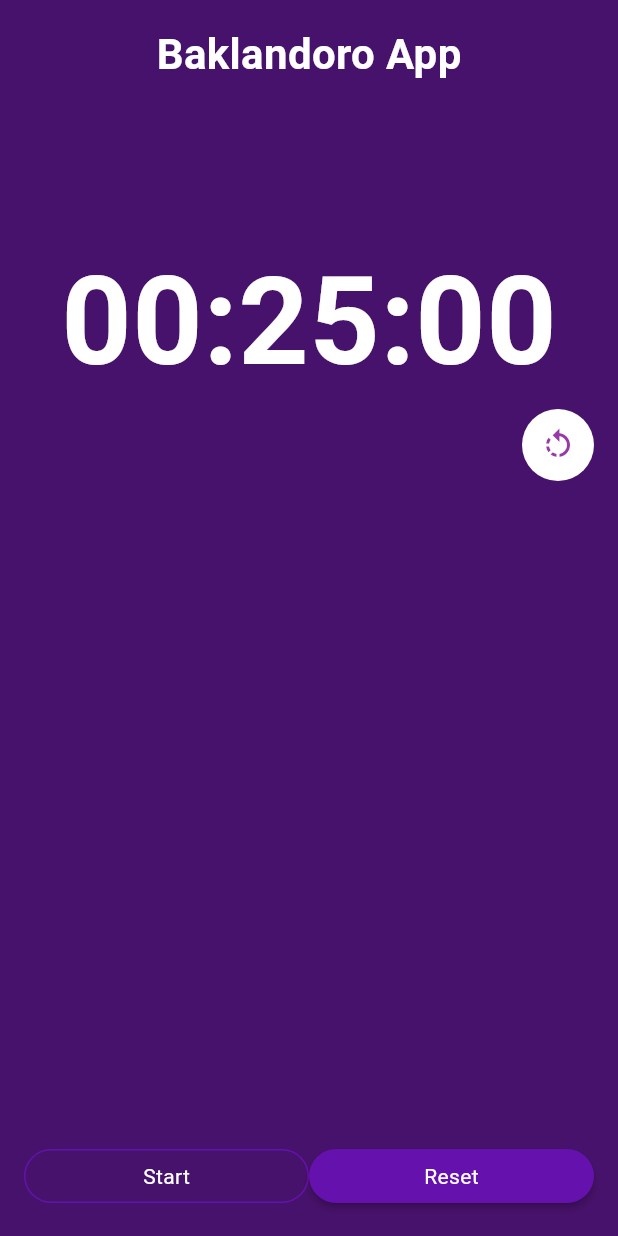
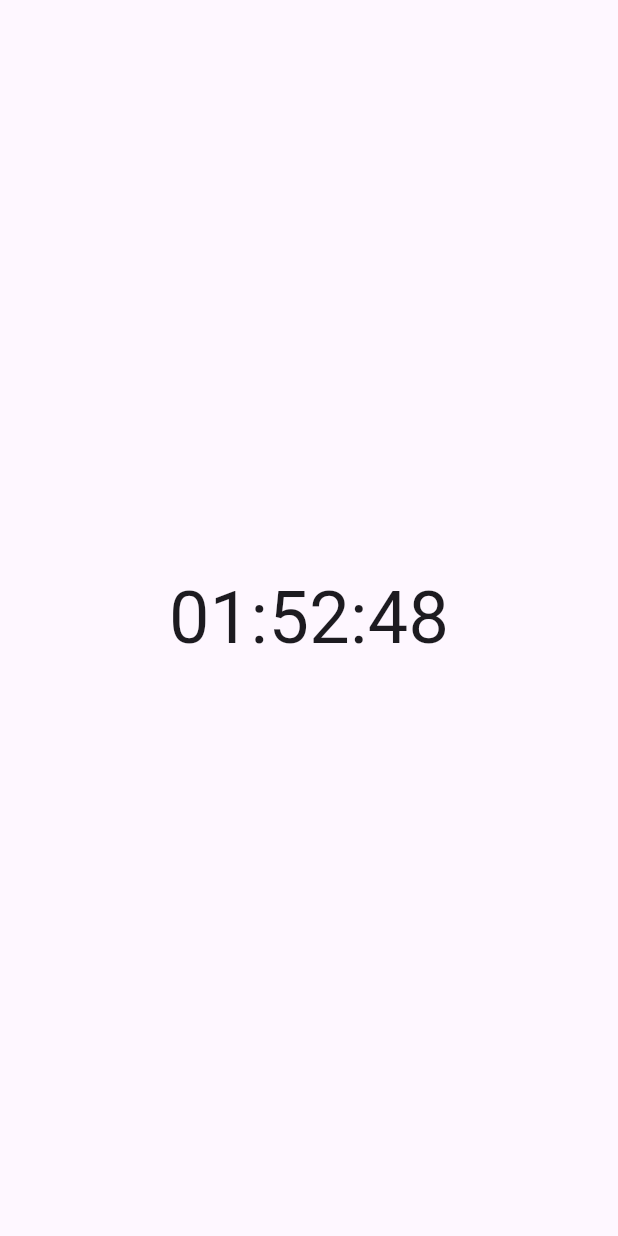
Before and after one commit to ZhBair/baklandoro, a Flutter app: the screen it shows after launch, on a phone screen of 412 x 824 dp. Run offline on Flutter 3.47's test engine with Material 3 defaults, Android fonts, the phone set to English and light mode, and no system bars; missing offline and left inert: flutter_ringtone_player, flutter_windowmanager.

Commit message:
add main2 (rebuild main code)

```diff
--- a/lib/main.dart
+++ b/lib/main.dart
@@ -1,11 +1,12 @@
 import 'dart:async';
+import 'package:baklandoro/main2.dart';
 import 'package:flutter/material.dart';
 import 'package:flutter_windowmanager/flutter_windowmanager.dart';
 import 'package:flutter_ringtone_player/flutter_ringtone_player.dart';
 import 'package:flutter/services.dart';
 
 void main() {
-  runApp(const MyApp());
+  runApp( MyApp2());
 }
 
 /*
--- /dev/null
+++ b/lib/main2.dart
@@ -0,0 +1,64 @@
+import 'package:flutter/material.dart';
+import 'dart:async';
+
+//void main() => runApp(MyApp());
+
+class MyApp2 extends StatelessWidget {
+  @override
+  Widget build(BuildContext context) {
+    return MaterialApp(
+      home: TimerScreen(),
+    );
+  }
+}
+
+class TimerScreen extends StatefulWidget {
+  @override
+  _TimerScreenState createState() => _TimerScreenState();
+}
+
+class _TimerScreenState extends State<TimerScreen> {
+  late Timer _timer;
+  int _start = 6775; //  начальное время здесь
+
+  void startTimer() {
+    const oneSec = const Duration(seconds: 1);
+    _timer = new Timer.periodic(
+      oneSec,
+          (Timer timer) => setState(() {
+        if (_start < 1) {
+          timer.cancel();
+        } else {
+          _start = _start - 1;
+        }
+      }),
+    );
+  }
+
+  @override
+  void initState() {
+    super.initState();
+    startTimer();
+  }
+
+  @override
+  Widget build(BuildContext context) {
+    int hours = (_start ~/ 3600);
+    int minutes = ((_start % 3600) ~/ 60);
+    int seconds = ((_start % 3600) % 60);
+
+    return Scaffold(
+      body: Center(
+        child: Column(
+          mainAxisAlignment: MainAxisAlignment.center,
+          children: <Widget>[
+            Text(
+              '${hours.toString().padLeft(2, '0')}:${minutes.toString().padLeft(2, '0')}:${seconds.toString().padLeft(2, '0')}',
+              style: TextStyle(fontSize: 48),
+            ),
+          ],
+        ),
+      ),
+    );
+  }
+}
```
